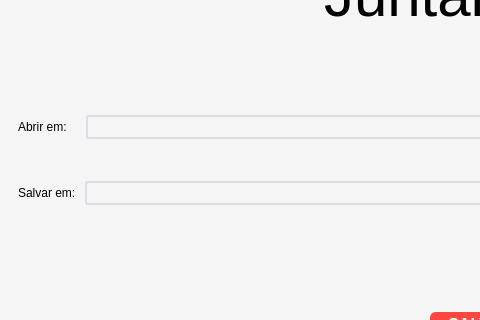
This is src/pages/pages.ui in felipecaninnovaes/PDFU as Qt 5 draws it before an edit; both pictures show x 0 to 480 and y 110 to 430 of the 960 by 540 pixel window. The edited form follows.
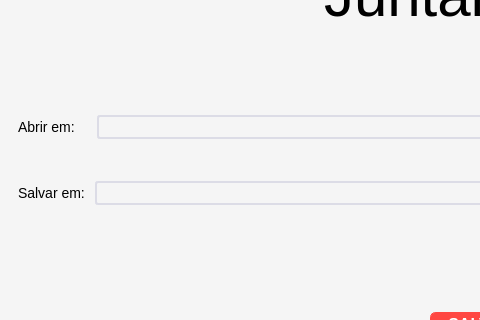
This is the edited form.

What changed in the file:
```diff
--- a/src/pages/pages.ui
+++ b/src/pages/pages.ui
@@ -62,7 +62,8 @@
        <item>
         <widget class="QLabel" name="label_2">
          <property name="styleSheet">
-          <string notr="true">color: black</string>
+          <string notr="true">color: black;
+font-size: 14px;</string>
          </property>
          <property name="text">
           <string>Abrir em:    </string>
@@ -169,7 +170,8 @@
        <item>
         <widget class="QLabel" name="label">
          <property name="styleSheet">
-          <string notr="true">color: black</string>
+          <string notr="true">color: black;
+font-size: 14px;</string>
          </property>
          <property name="text">
           <string>Salvar em: </string>
```
Left out of the diff: 6 changed lines with no effect on the pictures.
